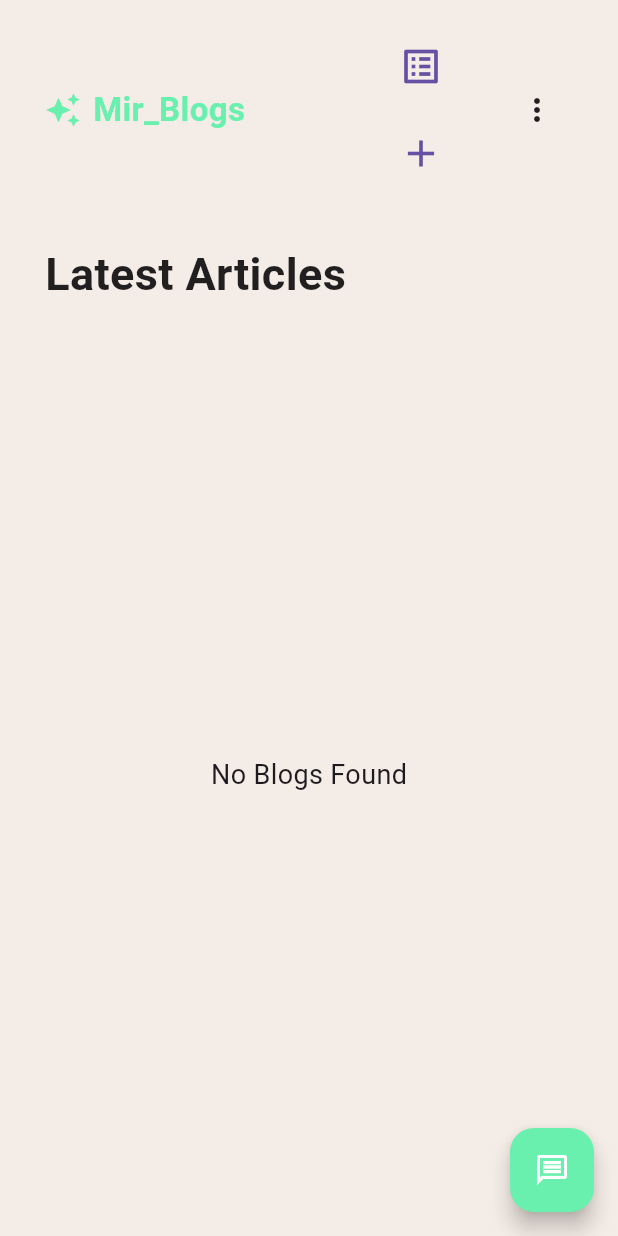
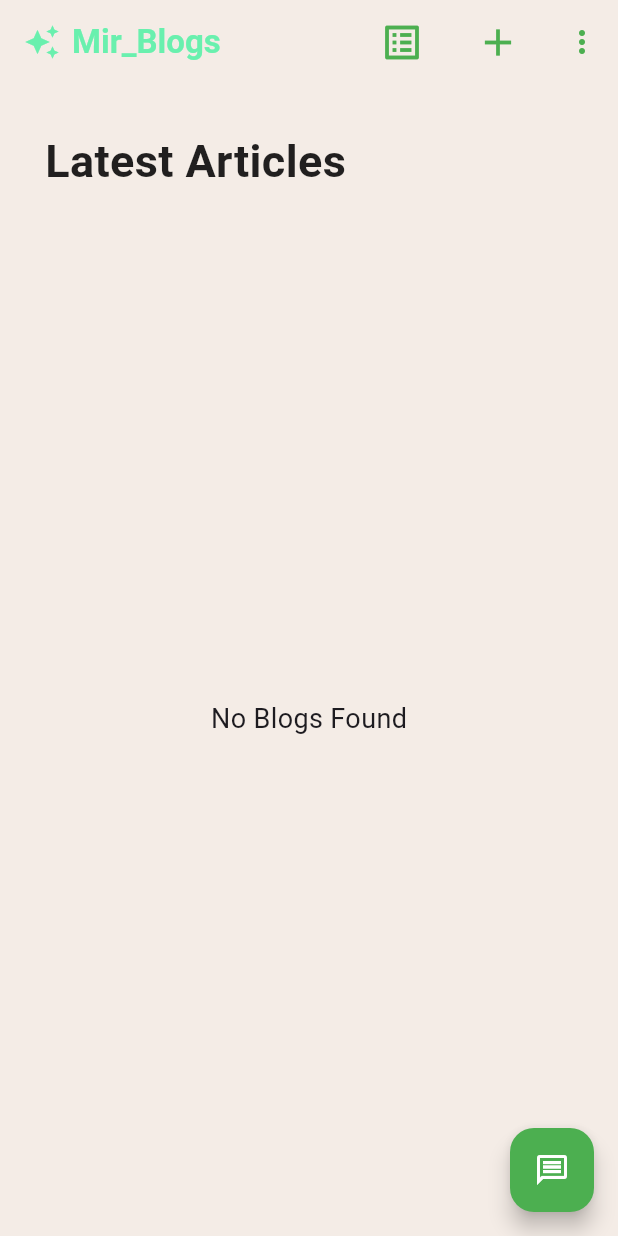
Before and after one commit to Ahmer8877/BlogsWeb_App, a Flutter app: the HomeScreen screen opened by its route, on a phone screen of 412 x 824 dp. Run offline on Flutter 3.47's test engine with Material 3 defaults, Android fonts, the phone set to English and light mode, and no system bars; our stand-ins replace cloud_firestore, firebase_auth, firebase_core, go_router, google_sign_in, lottie; accounts and stored records are empty.

Commit message:
some problem fixes

```diff
--- a/lib/UserSide_screens/home_screen/home_screen.dart
+++ b/lib/UserSide_screens/home_screen/home_screen.dart
@@ -48,31 +48,20 @@ class _HomeScreenState extends State<HomeScreen> {
       //Floating action button
 
       floatingActionButton: FloatingActionButton(
-        backgroundColor:  Colors.greenAccent,
+        backgroundColor:  Colors.green,
           onPressed: (){
             context.goNamed('aiChatBot');
           },child:Icon(Icons.message_outlined,color: Colors.white,)
       ),
 
-      //body with safe area
-      body: SafeArea(
-        child: Padding(
-          padding: const EdgeInsets.symmetric(
-            horizontal: 30,
-            vertical: 20,
-          ),
+      //App Bar
 
-          child: Column(
-            children: [
+      appBar: AppBar(
 
-              //TOP BAR
-              Row(
-                mainAxisAlignment:
-                MainAxisAlignment.spaceBetween,
-
-                children: [
+        backgroundColor: const Color(0xFFF4ECE6),
 
         // LOGO
+        title:
           Row(
             children: const [
 
@@ -96,21 +85,16 @@ class _HomeScreenState extends State<HomeScreen> {
           ],
         ),
 
-                  Spacer(),
+        // Actions
 
-                  Expanded(
-                    child: Wrap(
-                      spacing: 10,
-                      runSpacing: 10,
-
-                      children: [
+        actions: [
 
           // MY BLOGS button with list icon
           TextButton(
               onPressed: () {
                 context.goNamed('myBlog');
               },
-                          child: Icon(Icons.list_alt,size: 30,)
+              child: Icon(Icons.list_alt,size: 30,color: Colors.green,)
           ),
 
           // ADD BLOG button
@@ -119,12 +103,13 @@ class _HomeScreenState extends State<HomeScreen> {
                 context.goNamed('addBlog');
               },
 
-                          child:Icon(Icons.add,size: 30,)
+              child:Icon(Icons.add,size: 30,color: Colors.green,)
           ),
-                      ],
-                    ),
-                  ),
+
+          //PopUp Button
           PopupMenuButton(
+            iconColor: Colors.green,
+
               itemBuilder: (context)=>[
 
                 //logOut Button
@@ -153,9 +138,20 @@ class _HomeScreenState extends State<HomeScreen> {
         ],
       ),
 
-              const SizedBox(height: 35),
+      //body with
+      body: Padding(
+        padding: const EdgeInsets.symmetric(
+          horizontal: 30,
+          vertical: 20,
+        ),
+
+        child: Column(
+          children: [
+
+            const SizedBox(height: 10),
 
             // TITLE
+
             const Align(
               alignment: Alignment.centerLeft,
 
@@ -239,7 +235,6 @@ class _HomeScreenState extends State<HomeScreen> {
           ],
         ),
       ),
-      ),
     );
   }
 }
--- a/lib/WIDGETS/myBlogs_widget/myBlog_widget.dart
+++ b/lib/WIDGETS/myBlogs_widget/myBlog_widget.dart
@@ -114,7 +114,7 @@ class MyBlogWid extends StatelessWidget {
                     blog.status=='rejected'? Colors.red: Colors.green,
                     shape: BoxShape.rectangle
                 ),
-                child: Text(blog.status.toUpperCase()),
+                child: Center(child: Text(blog.status.toUpperCase())),
               ),
             )
           ],
```
Also changed, not shown: 3 other files. Lines whose indentation alone changed are shown as unchanged.
